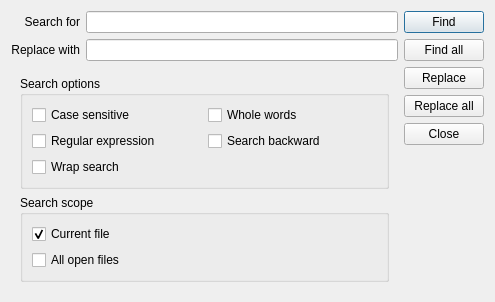
rosco-pc/pzst, file src/finddialog.ui: the form before one commit.
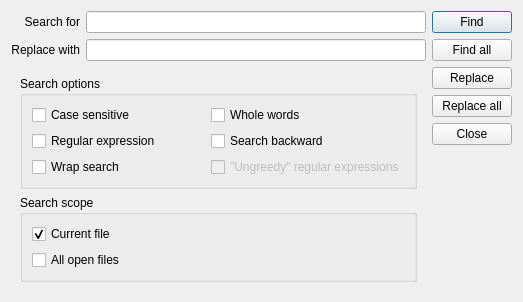
The form after the commit. Icons and pictures are not drawn.

Commit message: support sub-expressions in replacement strings

Diff of the .ui file:
```diff
--- a/src/finddialog.ui
+++ b/src/finddialog.ui
@@ -9,8 +9,8 @@
    <rect>
     <x>0</x>
     <y>0</y>
-    <width>495</width>
-    <height>268</height>
+    <width>523</width>
+    <height>295</height>
    </rect>
   </property>
   <property name="windowTitle">
@@ -110,6 +110,16 @@
               </property>
              </widget>
             </item>
+            <item row="2" column="1">
+             <widget class="QCheckBox" name="ungreedy">
+              <property name="enabled">
+               <bool>false</bool>
+              </property>
+              <property name="text">
+               <string>&quot;Ungreedy&quot; regular expressions</string>
+              </property>
+             </widget>
+            </item>
            </layout>
           </widget>
          </item>
```
Left out of the diff: 12 changed lines with no effect on the pictures. The commit also changes 5 other files.
